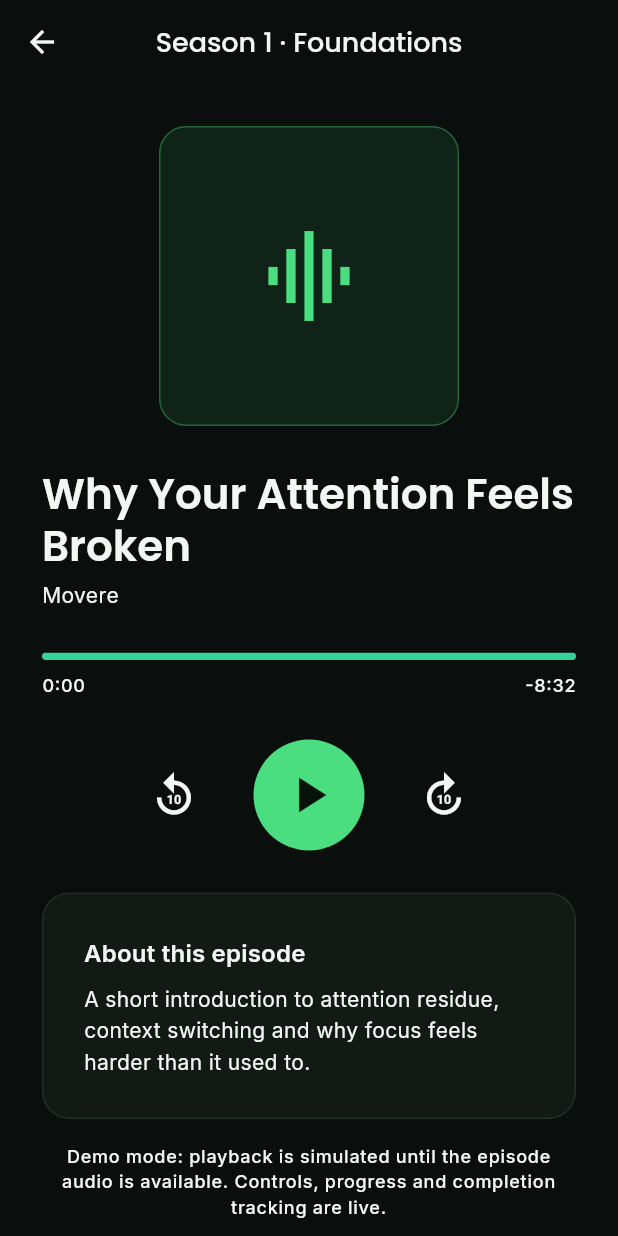
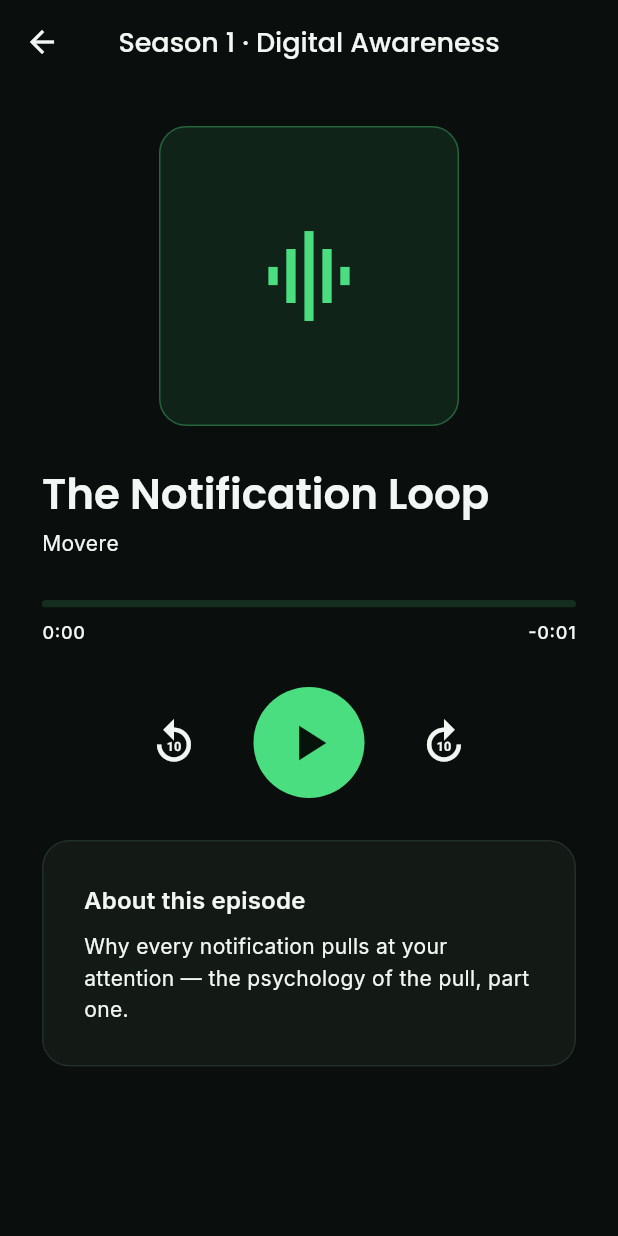
Before and after one commit to dicleozgendev/movere-ai, a Flutter app: the PlayerScreen screen opened directly with sample values from the repository, on a phone screen of 412 x 824 dp. Run offline on Flutter 3.47's test engine with Material 3 defaults, Android fonts, the phone set to English and light mode, and no system bars; our stand-ins replace file_picker, flutter_riverpod, google_fonts, just_audio, sqflite; accounts and stored records are empty.

Commit message:
add podcast audio playback with just_audio; exclude licensed recordings from repo

```diff
--- a/lib/features/podcast/application/podcast_providers.dart
+++ b/lib/features/podcast/application/podcast_providers.dart
@@ -4,58 +4,147 @@ import 'package:sqflite/sqflite.dart';
 import '../../../core/database/app_database.dart';
 import '../domain/episode.dart';
 
-/// Placeholder episodes shown until the real recordings are produced.
-/// Titles follow the Movere content plan; durations are indicative.
+/// Episodes recorded for the Academy lessons — two parts each, played from
+/// bundled audio (see pubspec.yaml assets and lib/features/podcast for the
+/// player). Durations are measured from the actual recordings.
 const episodes = <Episode>[
+  // --- Why Are Notifications Addictive? ---
   Episode(
-    id: 'ep-01',
+    id: 'ep-notifications-1',
+    description: 'Why every notification pulls at your attention — the psychology of the pull, part one.',
+    title: 'The Notification Loop',
+    host: 'Movere',
+    seconds: 252,
+    series: 'Season 1 · Digital Awareness',
+    category: 'Digital Awareness',
     lessonId: 'notification-addiction',
-    category: 'Digital Awareness',
-    title: 'Why Your Attention Feels Broken',
-    host: 'Movere',
-    seconds: 512,
-    series: 'Season 1 · Foundations',
-    description:
-        'A short introduction to attention residue, context switching and '
-        'why focus feels harder than it used to.',
+    audioAsset: 'assets/audio/notifications_part1.m4a',
+    part: 1,
   ),
   Episode(
-    id: 'ep-02',
-    lessonId: 'deep-work',
-    category: 'Deep Focus',
-    title: 'The First Hour of Your Day',
+    id: 'ep-notifications-2',
+    description: 'The second half: how the notification loop keeps repeating, and how to interrupt it.',
+    title: 'Breaking the Loop',
     host: 'Movere',
-    seconds: 634,
-    series: 'Season 1 · Foundations',
-    description:
-        'How the first hour sets the tone for everything that follows, and '
-        'a simple morning structure that protects it.',
+    seconds: 162,
+    series: 'Season 1 · Digital Awareness',
+    category: 'Digital Awareness',
+    lessonId: 'notification-addiction',
+    audioAsset: 'assets/audio/notifications_part2.m4a',
+    part: 2,
+  ),
+
+  // --- How Do Social Media Algorithms Work? ---
+  Episode(
+    id: 'ep-algorithms-1',
+    description: 'What is really happening behind your feed — how algorithms read your behavior.',
+    title: 'Behind the Feed',
+    host: 'Movere',
+    seconds: 189,
+    series: 'Season 1 · Digital Awareness',
+    category: 'Digital Awareness',
+    lessonId: 'social-algorithms',
+    audioAsset: 'assets/audio/algorithms_part1.m4a',
+    part: 1,
   ),
   Episode(
-    id: 'ep-03',
-    lessonId: 'infinite-scroll',
-    category: 'Deep Focus',
-    title: 'Designing a Distraction-Free Desk',
+    id: 'ep-algorithms-2',
+    description: 'The second half: echo chambers, engagement, and who the attention really serves.',
+    title: 'Who the Feed Serves',
     host: 'Movere',
-    seconds: 428,
-    series: 'Season 1 · Environment',
-    description:
-        'Small changes in your physical space that remove decisions before '
-        'they turn into distractions.',
+    seconds: 262,
+    series: 'Season 1 · Digital Awareness',
+    category: 'Digital Awareness',
+    lessonId: 'social-algorithms',
+    audioAsset: 'assets/audio/algorithms_part2.m4a',
+    part: 2,
+  ),
+
+  // --- Digital Minimalism ---
+  Episode(
+    id: 'ep-minimalism-1',
+    description: 'A calmer approach to technology — deciding deliberately what belongs in your life.',
+    title: 'Choosing on Purpose',
+    host: 'Movere',
+    seconds: 193,
+    series: 'Season 1 · Life Design',
+    category: 'Life Design',
+    lessonId: 'digital-minimalism',
+    audioAsset: 'assets/audio/minimalism_part1.m4a',
+    part: 1,
   ),
   Episode(
-    id: 'ep-04',
+    id: 'ep-minimalism-2',
+    description: 'The second half: turning digital minimalism from an idea into a daily practice.',
+    title: 'Making It a Practice',
+    host: 'Movere',
+    seconds: 320,
+    series: 'Season 1 · Life Design',
+    category: 'Life Design',
     lessonId: 'digital-minimalism',
-    category: 'Life Design',
-    title: 'Rest Is Part of the Work',
+    audioAsset: 'assets/audio/minimalism_part2.m4a',
+    part: 2,
+  ),
+
+  // --- What Is Deep Work? ---
+  Episode(
+    id: 'ep-deepwork-1',
+    description: 'Why focused, undistracted work is a skill worth building — and why it is getting rarer.',
+    title: 'The Rare Skill',
     host: 'Movere',
-    seconds: 741,
-    series: 'Season 1 · Environment',
-    description:
-        'Why deliberate breaks make focus sessions stronger, and what a '
-        'real break actually looks like.',
+    seconds: 181,
+    series: 'Season 1 · Deep Focus',
+    category: 'Deep Focus',
+    lessonId: 'deep-work',
+    audioAsset: 'assets/audio/deepwork_part1.m4a',
+    part: 1,
+  ),
+  Episode(
+    id: 'ep-deepwork-2',
+    description: 'The second half: practical habits that make deep work sessions stick.',
+    title: 'Building the Habit',
+    host: 'Movere',
+    seconds: 144,
+    series: 'Season 1 · Deep Focus',
+    category: 'Deep Focus',
+    lessonId: 'deep-work',
+    audioAsset: 'assets/audio/deepwork_part2.m4a',
+    part: 2,
+  ),
+
+  // --- How Does Infinite Scroll Affect Your Brain? ---
+  Episode(
+    id: 'ep-infinitescroll-1',
+    description: 'Why scrolling never feels like it is time to stop — the design behind the feed.',
+    title: 'Designed Not to Stop',
+    host: 'Movere',
+    seconds: 360,
+    series: 'Season 1 · Digital Awareness',
+    category: 'Digital Awareness',
+    lessonId: 'infinite-scroll',
+    audioAsset: 'assets/audio/infinitescroll_part1.m4a',
+    part: 1,
+  ),
+  Episode(
+    id: 'ep-infinitescroll-2',
+    description: 'The second half: reclaiming a sense of "enough" from an interface built to avoid one.',
+    title: 'Finding Your Enough',
+    host: 'Movere',
+    seconds: 262,
+    series: 'Season 1 · Digital Awareness',
+    category: 'Digital Awareness',
+    lessonId: 'infinite-scroll',
+    audioAsset: 'assets/audio/infinitescroll_part2.m4a',
+    part: 2,
   ),
 ];
+
+/// All episodes that belong to a given lesson, in Part 1 → Part 2 order.
+List<Episode> episodesForLesson(String lessonId) {
+  final list = episodes.where((e) => e.lessonId == lessonId).toList()
+    ..sort((a, b) => a.part.compareTo(b.part));
+  return list;
+}
 
 /// Ids of episodes the user has finished listening to.
 /// Backed by SQLite (Sprint 4): the "played" mark on a lesson's episode
@@ -85,13 +174,3 @@ class ListenedStore extends StateNotifier<Set<String>> {
 
 final listenedProvider =
     StateNotifierProvider<ListenedStore, Set<String>>((ref) => ListenedStore());
-
-/// The podcast episode that accompanies a given lesson, if there is one.
-/// Lessons and episodes are two formats of the same content: the episode
-/// appears at the end of the lesson it belongs to.
-Episode? episodeForLesson(String lessonId) {
-  for (final e in episodes) {
-    if (e.lessonId == lessonId) return e;
-  }
-  return null;
-}
--- a/lib/features/podcast/domain/episode.dart
+++ b/lib/features/podcast/domain/episode.dart
@@ -1,8 +1,7 @@
 /// The model of a podcast episode.
-/// Episode content is authored separately; this model carries only the
-/// metadata the interface needs. When real audio files are ready, an
-/// [audioUrl] can be added here and the player connected to it —
-/// no screen changes will be required.
+/// Each lesson's episode is recorded in two parts; [audioAsset] points to
+/// the bundled file (see pubspec.yaml assets) and [part] orders them under
+/// the lesson (1 then 2).
 class Episode {
   const Episode({
     required this.id,
@@ -13,6 +12,8 @@ class Episode {
     required this.series,
     required this.category,
     required this.lessonId,
+    required this.audioAsset,
+    required this.part,
   });
 
   final String id;
@@ -23,6 +24,8 @@ class Episode {
   final String series;
   final String category; // shared with Academy lesson categories
   final String lessonId; // the lesson this episode belongs to
+  final String audioAsset; // bundled asset path, played via just_audio
+  final int part; // 1 or 2 — display order under the lesson
 
   String get durationLabel {
     final m = seconds ~/ 60;
--- a/lib/features/podcast/presentation/player_screen.dart
+++ b/lib/features/podcast/presentation/player_screen.dart
@@ -1,7 +1,6 @@
-import 'dart:async';
-
 import 'package:flutter/material.dart';
 import 'package:flutter_riverpod/flutter_riverpod.dart';
+import 'package:just_audio/just_audio.dart';
 
 import '../../../core/constants/app_constants.dart';
 import '../../../core/widgets/movere_card.dart';
@@ -9,11 +8,9 @@ import '../../../core/widgets/movere_navigation.dart';
 import '../application/podcast_providers.dart';
 import '../domain/episode.dart';
 
-/// Episode player.
-/// The transport controls, progress bar and elapsed/remaining labels are
-/// fully implemented; playback is currently driven by a timer (demo mode)
-/// because the recordings are still in production. When the audio files
-/// are ready only the position source changes — the UI stays the same.
+/// Episode player. Plays the bundled recording for this lesson part with
+/// just_audio: transport controls, a live progress bar and elapsed/
+/// remaining labels are all driven by the real playback position.
 class PlayerScreen extends ConsumerStatefulWidget {
   const PlayerScreen({super.key, required this.episode});
 
@@ -24,49 +21,33 @@ class PlayerScreen extends ConsumerStatefulWidget {
 }
 
 class _PlayerScreenState extends ConsumerState<PlayerScreen> {
-  Timer? _ticker;
-  int _position = 0; // seconds
-  bool _playing = false;
+  final _player = AudioPlayer();
+  bool _markedListened = false;
+
+  @override
+  void initState() {
+    super.initState();
+    _player.setAsset(widget.episode.audioAsset);
+    // Mark the episode "listened" once playback actually completes —
+    // not just when the screen opens.
+    _player.playerStateStream.listen((state) {
+      if (state.processingState == ProcessingState.completed &&
+          !_markedListened) {
+        _markedListened = true;
+        ref.read(listenedProvider.notifier).markListened(widget.episode.id);
+      }
+    });
+  }
 
   @override
   void dispose() {
-    _ticker?.cancel();
+    _player.dispose();
     super.dispose();
   }
 
-  void _togglePlay() {
-    setState(() => _playing = !_playing);
-    if (_playing) {
-      _ticker = Timer.periodic(const Duration(seconds: 1), (_) {
-        if (_position >= widget.episode.seconds) {
-          _finish();
-        } else {
-          setState(() => _position++);
-        }
-      });
-    } else {
-      _ticker?.cancel();
-    }
-  }
-
-  void _finish() {
-    _ticker?.cancel();
-    ref.read(listenedProvider.notifier).markListened(widget.episode.id);
-    setState(() {
-      _playing = false;
-      _position = widget.episode.seconds;
-    });
-  }
-
-  void _seek(int deltaSeconds) {
-    setState(() {
-      _position = (_position + deltaSeconds).clamp(0, widget.episode.seconds);
-    });
-  }
-
-  String _label(int seconds) {
-    final m = seconds ~/ 60;
-    final s = seconds % 60;
+  String _label(Duration d) {
+    final m = d.inMinutes;
+    final s = d.inSeconds % 60;
     return '$m:${s.toString().padLeft(2, '0')}';
   }
 
@@ -75,7 +56,6 @@ class _PlayerScreenState extends ConsumerState<PlayerScreen> {
     final textTheme = Theme.of(context).textTheme;
     final primary = Theme.of(context).colorScheme.primary;
     final e = widget.episode;
-    final progress = e.seconds == 0 ? 0.0 : _position / e.seconds;
 
     return Scaffold(
       appBar: MovereAppBar(title: e.series),
@@ -101,19 +81,41 @@ class _PlayerScreenState extends ConsumerState<PlayerScreen> {
           Text(e.host, style: textTheme.bodyMedium),
           const SizedBox(height: AppConstants.spacingLg),
 
-          // Progress bar with elapsed / remaining labels.
+          // Live progress bar with elapsed / remaining labels.
+          StreamBuilder<Duration>(
+            stream: _player.positionStream,
+            builder: (context, snapshot) {
+              final position = snapshot.data ?? Duration.zero;
+              final total = _player.duration ?? const Duration(seconds: 1);
+              final progress =
+                  total.inMilliseconds == 0
+                      ? 0.0
+                      : position.inMilliseconds / total.inMilliseconds;
+              final remaining = total - position;
+              return Column(
+                children: [
                   ClipRRect(
                     borderRadius: BorderRadius.circular(99),
-            child: LinearProgressIndicator(value: progress, minHeight: 5),
+                    child: LinearProgressIndicator(
+                      value: progress.clamp(0.0, 1.0),
+                      minHeight: 5,
+                      backgroundColor: primary.withValues(alpha: 0.15),
+                    ),
                   ),
                   const SizedBox(height: AppConstants.spacingSm),
                   Row(
                     mainAxisAlignment: MainAxisAlignment.spaceBetween,
                     children: [
-              Text(_label(_position), style: textTheme.labelSmall),
-              Text('-${_label(e.seconds - _position)}',
-                  style: textTheme.labelSmall,),
+                      Text(_label(position), style: textTheme.labelSmall),
+                      Text(
+                        '-${_label(remaining.isNegative ? Duration.zero : remaining)}',
+                        style: textTheme.labelSmall,
+                      ),
                     ],
+                  ),
+                ],
+              );
+            },
           ),
           const SizedBox(height: AppConstants.spacingLg),
 
@@ -125,11 +127,18 @@ class _PlayerScreenState extends ConsumerState<PlayerScreen> {
                 iconSize: 34,
                 tooltip: 'Back 15 seconds',
                 icon: const Icon(Icons.replay_10),
-                onPressed: () => _seek(-15),
+                onPressed: () {
+                  final pos = _player.position - const Duration(seconds: 15);
+                  _player.seek(pos.isNegative ? Duration.zero : pos);
+                },
               ),
               const SizedBox(width: AppConstants.spacingLg),
-              GestureDetector(
-                onTap: _togglePlay,
+              StreamBuilder<PlayerState>(
+                stream: _player.playerStateStream,
+                builder: (context, snapshot) {
+                  final playing = snapshot.data?.playing ?? false;
+                  return GestureDetector(
+                    onTap: () => playing ? _player.pause() : _player.play(),
                     child: Container(
                       width: 74,
                       height: 74,
@@ -138,18 +147,24 @@ class _PlayerScreenState extends ConsumerState<PlayerScreen> {
                         shape: BoxShape.circle,
                       ),
                       child: Icon(
-                    _playing ? Icons.pause : Icons.play_arrow,
+                        playing ? Icons.pause : Icons.play_arrow,
                         size: 40,
                         color: Theme.of(context).colorScheme.onPrimary,
                       ),
                     ),
+                  );
+                },
               ),
               const SizedBox(width: AppConstants.spacingLg),
               IconButton(
                 iconSize: 34,
                 tooltip: 'Forward 15 seconds',
                 icon: const Icon(Icons.forward_10),
-                onPressed: () => _seek(15),
+                onPressed: () {
+                  final total = _player.duration ?? Duration.zero;
+                  final pos = _player.position + const Duration(seconds: 15);
+                  _player.seek(pos > total ? total : pos);
+                },
               ),
             ],
           ),
@@ -166,13 +181,6 @@ class _PlayerScreenState extends ConsumerState<PlayerScreen> {
               ],
             ),
           ),
-          const SizedBox(height: AppConstants.spacingMd),
-          Text(
-            'Demo mode: playback is simulated until the episode audio is '
-            'available. Controls, progress and completion tracking are live.',
-            style: textTheme.labelSmall,
-            textAlign: TextAlign.center,
-          ),
         ],
       ),
     );
```
Also changed, not shown: lib/features/academy/presentation/lesson_detail_screen.dart (+16 -15 lines), pubspec.yaml (+5 -4 lines), 2 other files. Lines whose indentation alone changed are shown as unchanged.
